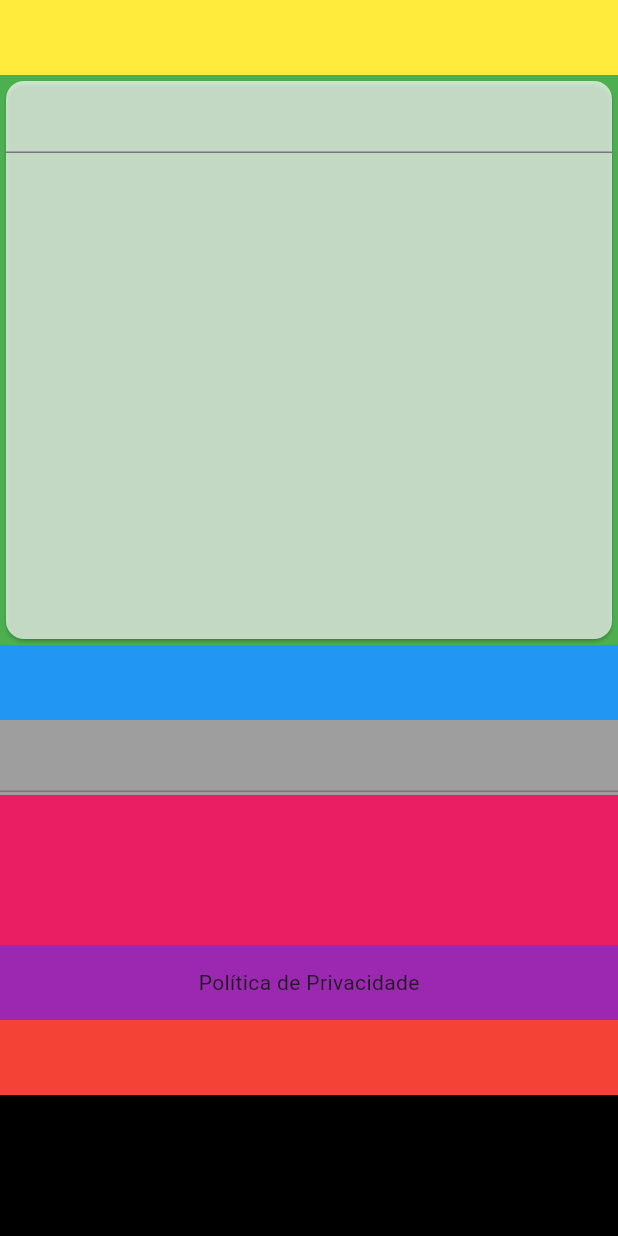
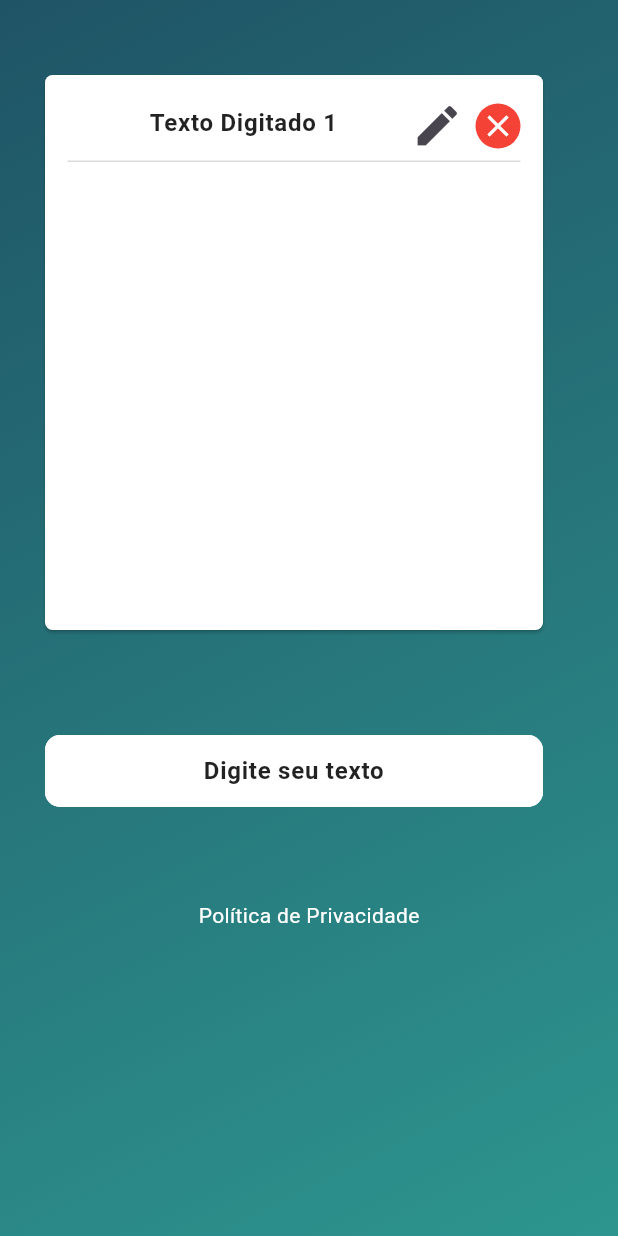
Before and after one commit to Alxelio/Target_Sistemas_Prova_Flutter, a Flutter app: the NextScreen screen opened directly, on a phone screen of 412 x 824 dp. Run offline on Flutter 3.47's test engine with Material 3 defaults, Android fonts, the phone set to English and light mode, and no system bars; our stand-ins replace flutter_mobx, mobx; generated files the repository leaves out were written again.

Commit message:
Make Information Screen Layout
Signed-off-by: Auccelio <auxerreauccelio@gmail.com>

```diff
--- a/Target_Sistemas_Prova_Flutter/lib/presentation/widgets/message_dialog.dart
+++ b/Target_Sistemas_Prova_Flutter/lib/presentation/widgets/message_dialog.dart
@@ -1,12 +1,10 @@
-/* Presentation - Widgets - Message */
 import 'package:flutter/material.dart';
-
 
 class MessageDialog {
 
   void displayMessage(BuildContext context, String message){
     showDialog(context: context, builder: (content) => AlertDialog(
-      title: const Text("Erro de validação !"),
+      title: const Text("Erro de validação!"),
       content: Text(message),
       actions: [
         TextButton(
@@ -19,6 +17,6 @@ class MessageDialog {
     ),
     );
     return;
-  } /* Presentation - Widgets - Message */
+  }
 
 }
--- a/Target_Sistemas_Prova_Flutter/lib/services/mob_x.dart
+++ b/Target_Sistemas_Prova_Flutter/lib/services/mob_x.dart
@@ -1,4 +1,5 @@
 import 'package:mobx/mobx.dart';
+
 part 'mob_x.g.dart';
 
 class NextScreenStore = _NextScreenStore with _$NextScreenStore;
--- a/Target_Sistemas_Prova_Flutter/lib/services/navigation_services.dart
+++ b/Target_Sistemas_Prova_Flutter/lib/services/navigation_services.dart
@@ -1,8 +1,11 @@
 import 'package:flutter/material.dart';
+import 'package:flutter_mobx/flutter_mobx.dart';
 import 'package:projeto_flutter_target_sistemas/services/mob_x.dart';
 import 'package:url_launcher/url_launcher_string.dart';
 
 class NextScreen extends StatefulWidget {
+  const NextScreen({super.key});
+
   @override
   State<NextScreen> createState() => _NextScreenState();
 }
@@ -15,25 +18,143 @@ class _NextScreenState extends State<NextScreen> {
   Widget build(BuildContext context) {
     return SafeArea(
       child: Scaffold(
-
         body: Container(
-          color: Colors.black,
           width: double.infinity,
+          decoration: const BoxDecoration(
+            gradient: LinearGradient(
+              colors: [
+                Color(0xFF1F5466), //rgba(31,84,102,255)
+                Color(0xFF2D958E), // rgba(45,149,142,255)
+              ],
+              begin: Alignment.topLeft,
+              end: Alignment.bottomRight,
+            ),
+          ),
           child: Column(
             children: [
-              Container(color: Colors.yellow, child: SizedBox(width: double.infinity, height: 50,),),
+              const SizedBox(
+                width: double.infinity,
+                height: 50,
+              ),
+              SizedBox(
+                width: double.infinity,
+                height: 370,
+                child: Card(
+                  margin: const EdgeInsets.fromLTRB(30, 0, 50, 0),
+                  color: Colors.white,
+                  shape: const RoundedRectangleBorder(
+                    borderRadius: BorderRadius.all(
+                      Radius.circular(5.0),
+                    ),
+                  ),
+                  child: ListView(
+                    children:[
+                  Column(
+                    children: [
+                       Container(
+                          width: double.infinity,
+                          margin: const EdgeInsets.symmetric(
+                              horizontal: 15.0, vertical: 10.0,
+                          ),
+                          child: Observer(
+                              builder: (_) => TextFormField(
+                                controller: textController,
+                                //onChanged: store.setInformation(textController.text),
+                                textAlign: TextAlign.center,
+                                decoration: const InputDecoration(
+                                  hintText: 'Texto Digitado 1',
+                                  hintStyle: TextStyle(
+                                    color: Colors.black87,
+                                    fontWeight: FontWeight.bold,
+                                  ),
+                                  contentPadding: EdgeInsets.symmetric(
+                                    horizontal: 10.0, vertical: 10.0,
+                                  ),
+                                  suffixIcon: Row(
+                                    mainAxisSize: MainAxisSize.min,
+                                    children: [
+                                      Icon(
+                                        Icons.edit,
+                                        size: 35,
+                                      ),
+                                      SizedBox(width: 8.0),
+                                      CircleAvatar(
+                                        backgroundColor: Colors.red,
+                                        radius: 15.0,
+                                        child: Icon(
+                                          Icons.close,
+                                          color: Colors.white,
+                                        ),
+                                      ),
+                                    ],
+                                  ),
+                                  enabledBorder: UnderlineInputBorder(
+                                    borderSide: BorderSide(color: Color(0xFFDCDCDC),),
+                                  ),
+                                ),
+                              ),
+                          ),
+                        ),
+                       ],
+                      ),
 
-              Container(color: Colors.green, child: SizedBox(width: double.infinity, height: 380, child: Card(color: Colors.white70, child: Column(children: [ TextFormField(controller: textController,), ],),),),),
-
-              Container(color: Colors.blue, child: SizedBox(width: double.infinity, height: 50,),),
-
-              Container(color: Colors.grey, child: SizedBox(width: double.infinity, height: 50, child: TextFormField(),),),
-
-              Container(color: Colors.pink, child: SizedBox(width: double.infinity, height: 100,),),
-
-              Container(color: Colors.purple, child: SizedBox(width: double.infinity, height: 50, child: Center(child: Text('Política de Privacidade',),),),),
-
-              Container(color: Colors.red, child: SizedBox(width: double.infinity, height: 50,),),
+                    ],
+                  ),
+                ),
+              ),
+              const SizedBox(
+                width: double.infinity,
+                height: 70,
+              ),
+              SizedBox(
+                width: double.infinity,
+                height: 50,
+                child: Container(
+                  margin: const EdgeInsets.fromLTRB(30, 0, 50, 0),
+                  child: Form(
+                    child: TextFormField(
+                      textAlign: TextAlign.center,
+                      decoration: InputDecoration(
+                        hintText: 'Digite seu texto',
+                        hintStyle: const TextStyle(
+                            color: Colors.black87,
+                            fontWeight: FontWeight.bold),
+                        contentPadding:
+                            const EdgeInsets.symmetric(horizontal: 10.0),
+                        fillColor: Colors.white,
+                        filled: true,
+                        enabledBorder: OutlineInputBorder(
+                          borderRadius: BorderRadius.circular(10.0),
+                          borderSide: const BorderSide(
+                            color: Colors.white,
+                            width: 1.0,
+                          ),
+                        ),
+                      ),
+                    ),
+                  ),
+                ),
+              ),
+              const SizedBox(
+                width: double.infinity,
+                height: 50,
+              ),
+              const SizedBox(
+                width: double.infinity,
+                height: 40,
+                child: Center(
+                  child: Text(
+                    'Política de Privacidade',
+                    style: TextStyle(
+                      color: Colors.white,
+                    ),
+                  ),
+                ),
+              ),
+              const SizedBox(
+                width: double.infinity,
+                height: 20,
+              ),
             ],
           ),
         ),
@@ -42,9 +163,8 @@ class _NextScreenState extends State<NextScreen> {
   }
 }
 
-
-
-/* Services - Navigation Services */
 Future<void> urlLink(String url) async {
-  await canLaunchUrlString(url) ? await launchUrlString(url) :  throw "It is now allowed to open $url";
+  await canLaunchUrlString(url)
+      ? await launchUrlString(url)
+      : throw "It is now allowed to open $url";
 } /* Services - Navigation Services */
--- a/Target_Sistemas_Prova_Flutter/pubspec.yaml
+++ b/Target_Sistemas_Prova_Flutter/pubspec.yaml
@@ -37,6 +37,7 @@ dependencies:
   url_launcher: ^6.1.8
   mobx: ^2.2.1
   flutter_mobx: ^2.2.0
+  path_provider: ^2.1.1
 
 dev_dependencies:
   flutter_test:
```
Also changed, not shown: Target_Sistemas_Prova_Flutter/lib/main.dart (+11 -8 lines), Target_Sistemas_Prova_Flutter/lib/presentation/pages/login_page.dart (+77 -25 lines), Target_Sistemas_Prova_Flutter/lib/services/authentication_services.dart (+9 -6 lines), Target_Sistemas_Prova_Flutter/lib/services/validation_services.dart (+16 -11 lines), Target_Sistemas_Prova_Flutter/pubspec.lock, 1 other file.
